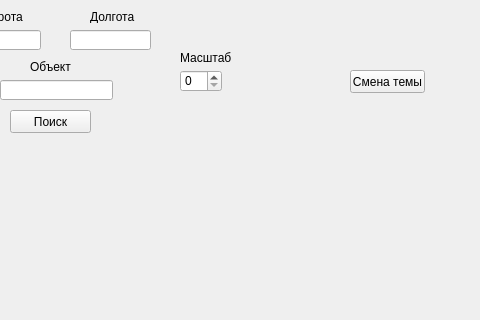
This is design.ui in ApeX1l/Yandex_api_project as Qt 5 draws it before an edit; both pictures show x 320 to 800 and y 0 to 320 of the 800 by 600 pixel window. The edited form follows.
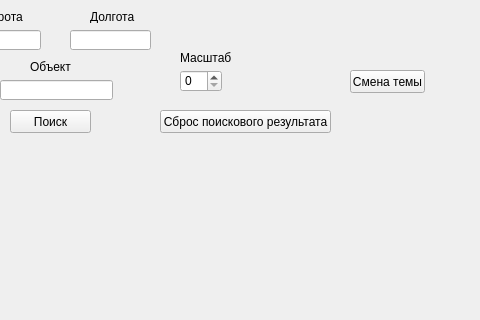
This is the edited form.

Commit message: seventh exercise:add clear button

The edit to the form file:
```diff
--- a/design.ui
+++ b/design.ui
@@ -145,6 +145,19 @@
      <string>Объект</string>
     </property>
    </widget>
+   <widget class="QPushButton" name="reset_button">
+    <property name="geometry">
+     <rect>
+      <x>480</x>
+      <y>110</y>
+      <width>171</width>
+      <height>23</height>
+     </rect>
+    </property>
+    <property name="text">
+     <string>Сброс поискового результата</string>
+    </property>
+   </widget>
   </widget>
   <widget class="QMenuBar" name="menubar">
    <property name="geometry">
```
The commit also changes 3 other files.
